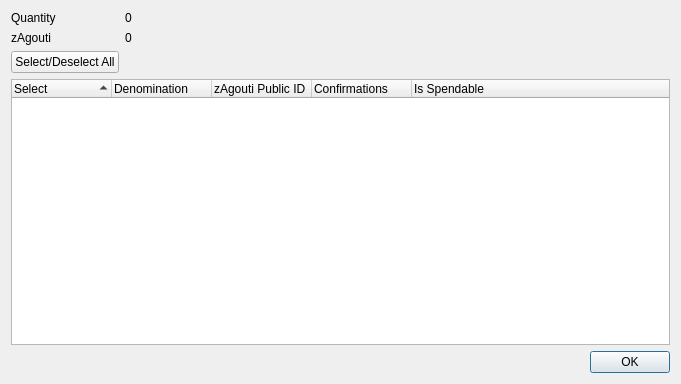
This is src/qt/forms/zagouticontroldialog.ui in AgoutiCoin/agouti as Qt 5 draws it before an edit. The edited form follows.
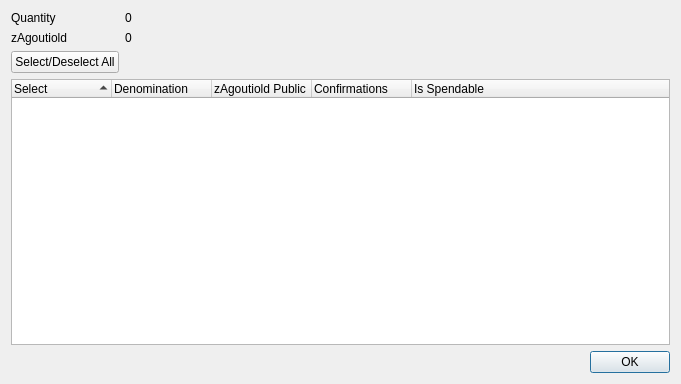
This is the edited form.

Commit message:
Preparing for retiring agouti1 1
Agouti rebranded to AgoutiOld

Diff of the .ui file:
```diff
--- a/src/qt/forms/zagouticontroldialog.ui
+++ b/src/qt/forms/zagouticontroldialog.ui
@@ -42,7 +42,7 @@
      <item row="1" column="0">
       <widget class="QLabel" name="labelZAgouti">
        <property name="text">
-        <string>zAgouti</string>
+        <string>zAgoutiold</string>
        </property>
       </widget>
      </item>
@@ -96,7 +96,7 @@
        </column>
        <column>
         <property name="text">
-         <string notr="true">zAgouti Public ID</string>
+         <string notr="true">zAgoutiold Public ID</string>
         </property>
        </column>
        <column>
```
Left out of the diff: 14 changed lines with no effect on the pictures. The commit also changes 326 other files.
